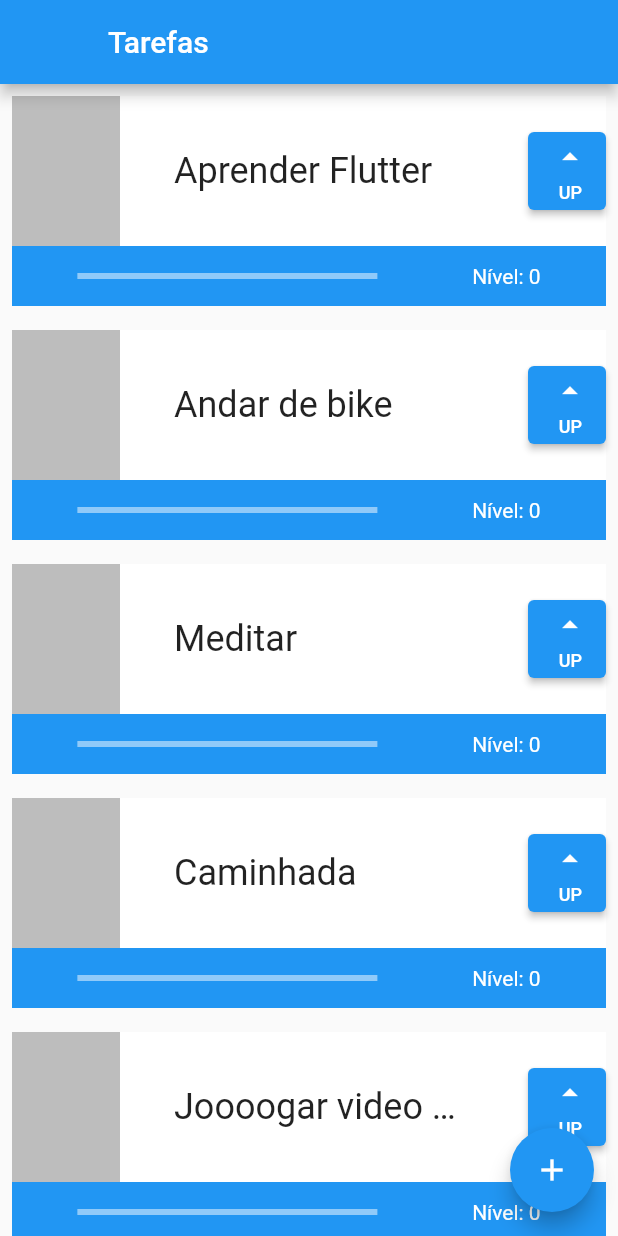
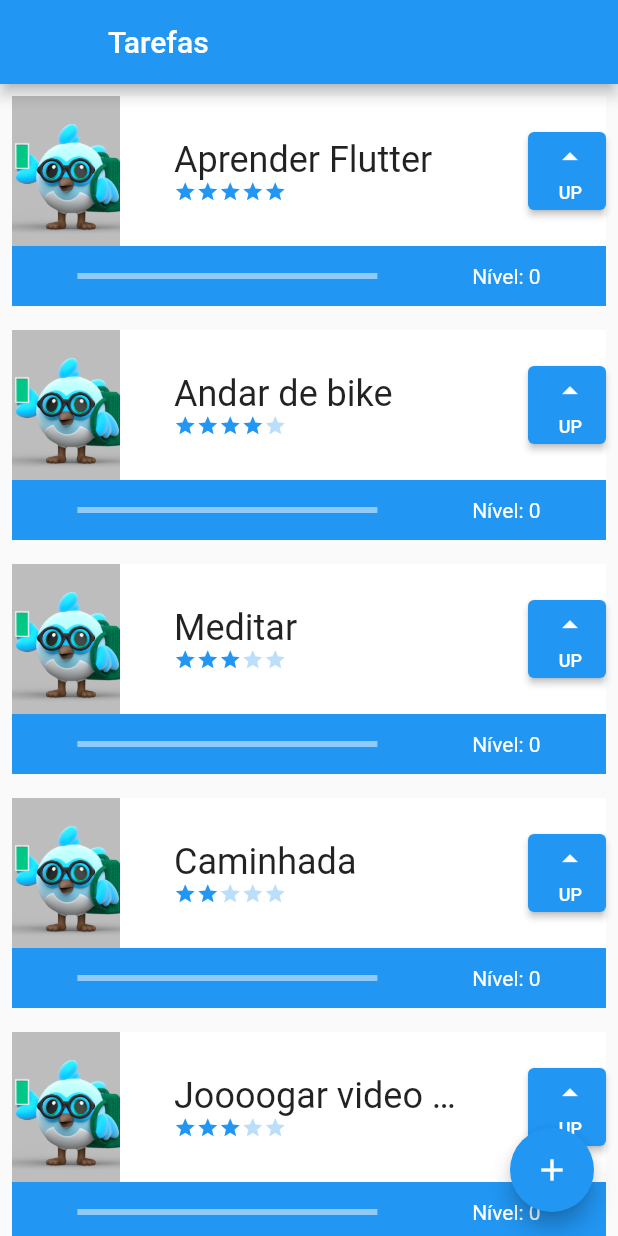
Before and after one commit to rogaciano/flutter_alura, a Flutter app: the screen it shows after launch, on a phone screen of 412 x 824 dp. Run offline on Flutter 3.47's test engine with Material 2 defaults, Android fonts, the phone set to English and light mode, and no system bars.

Commit message:
programado as condiçôes das estrelas Icons.star

```diff
--- a/lib/main.dart
+++ b/lib/main.dart
@@ -23,17 +23,12 @@ class MyApp extends StatelessWidget {
         leading: Container(),),
         body: ListView(
           children: [
-            Task('Aprender Flutter'),
-            Task('Andar de bike'),
-            Task('Meditar'),
-            Task('Caminhada'),
-            Task('Joooogar video game'),
-            Task('Joooogar video game'),
-            Task('Joooogar video game'),
-            Task('Joooogar video game'),
-            Task('Joooogar video game'),
-            Task('Joooogar video game'),
-            Task('Joooogar video game'),
+            Task('Aprender Flutter', '', 5),
+            Task('Andar de bike', '', 4),
+            Task('Meditar', '', 3),
+            Task('Caminhada', '', 2),
+            Task('Joooogar video game', '', 3),
+
           ],
         ),
         floatingActionButton: FloatingActionButton(onPressed: (){}, child: Icon(Icons.add),
@@ -43,8 +38,10 @@ class MyApp extends StatelessWidget {
   }
 }
 class Task extends StatefulWidget {
-  final String nome;
-  const Task(this.nome, {Key? key}) : super(key: key);
+  final String name;
+  final String photo;
+  final int difficult;
+  const Task(this.name,this.photo, this.difficult,  {Key? key}) : super(key: key);
 
   @override
   State<Task> createState() => _TaskState();
@@ -71,13 +68,31 @@ class _TaskState extends State<Task> {
                     mainAxisAlignment: MainAxisAlignment.spaceBetween,
                     children: [
                       Container(color: Colors.black26, width: 72, height: 100,
+                        child: Image.asset('assets/images/flutter.png',
+                        fit: BoxFit.cover),
                       ),
-                      Container(child: Text(widget.nome,
-                        style:
-                        TextStyle(fontSize: 24,
-                        overflow: TextOverflow.ellipsis),
+                      Column(
+                        mainAxisAlignment: MainAxisAlignment.center,
+                        crossAxisAlignment: CrossAxisAlignment.start,
+                        children: [
+                          Container(child: Text(widget.name,
+                            style:
+                            TextStyle(fontSize: 24,
+                            overflow: TextOverflow.ellipsis),
+                          ),
+                          width: 200,
+                          ),
+                          Row(
+                            children: [
+                              Icon( Icons.star, size: 15, color: (widget.difficult >=1 ? Colors.blue : Colors.blue[100])),
+                              Icon( Icons.star, size: 15, color: (widget.difficult >=2 ? Colors.blue : Colors.blue[100])),
+                              Icon( Icons.star, size: 15, color: (widget.difficult >=3 ? Colors.blue : Colors.blue[100])),
+                              Icon( Icons.star, size: 15, color: (widget.difficult >=4 ? Colors.blue : Colors.blue[100])),
+                              Icon( Icons.star, size: 15, color: (widget.difficult >=5 ? Colors.blue : Colors.blue[100])),
+                            ],
+                          ),
+                        ],
                       ),
-                      width: 200,),
                       Container(
                         height: 52, width: 52,
                         child: ElevatedButton(onPressed:  () {
```
Also changed, not shown: pubspec.yaml (+7 -3 lines), assets/images/bike.jpg (added), assets/images/flutter.png (added), assets/images/jogar.jpg (added), assets/images/leitura.jpg (added), assets/images/meditar.jpeg (added).
